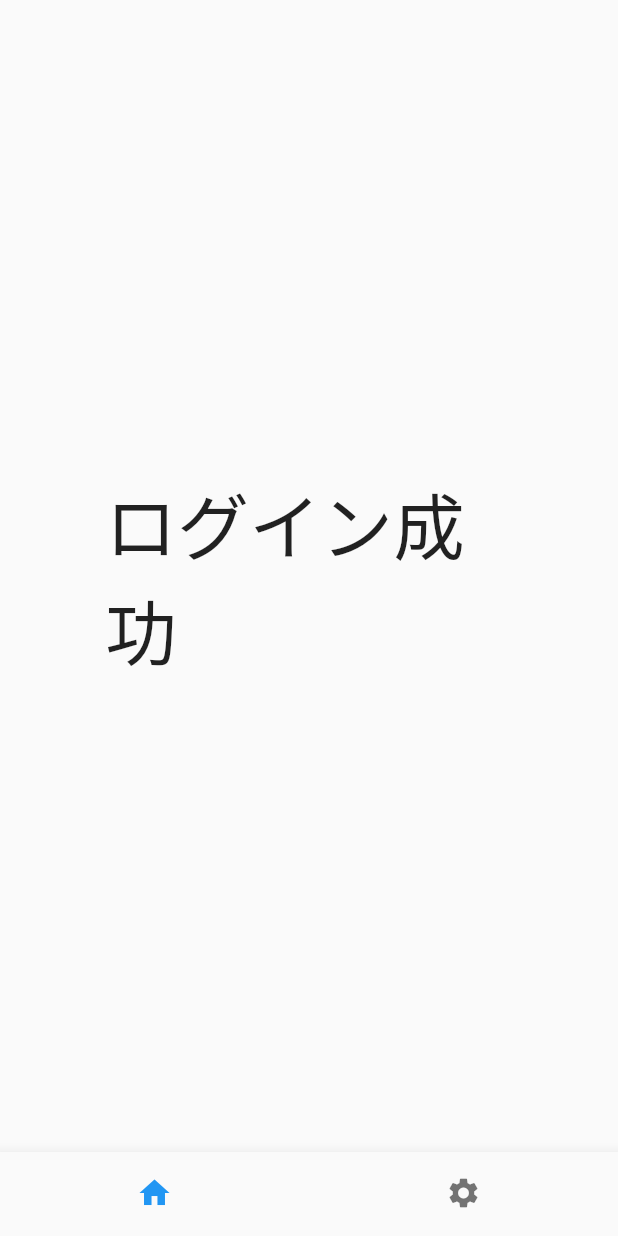
After one commit to SUGYKEN/flutter_mvvm_template, a Flutter app: the HomeScreen screen opened directly, on a phone screen of 412 x 824 dp. The commit adds this screen. Run offline on Flutter 3.47's test engine with Material 2 defaults, Android fonts, the phone set to English and light mode, and no system bars; Roboto replaces fonts that are missing (font名).

```diff
--- a/lib/mvvm/view/home_screen.dart
+++ b/lib/mvvm/view/home_screen.dart
@@ -1,4 +1,5 @@
 import 'package:flutter/material.dart';
+import 'package:mvvm_provider_template/mvvm/view/post/pages/post_page.dart';
 
 class HomeScreen extends StatefulWidget {
   const HomeScreen({Key? key}) : super(key: key);
@@ -15,6 +16,8 @@ class _HomeScreenState extends State<HomeScreen> {
   @override
   void initState() {
     _pages = [
+      const PostPage(),
+      const PostPage(),
     ];
     super.initState();
   }
@@ -33,7 +36,16 @@ class _HomeScreenState extends State<HomeScreen> {
             _currentIndex = index;
           });
         },
-        items: const [],
+        items: const [
+          BottomNavigationBarItem(
+            icon: Icon(Icons.home),
+            label:"POST",
+          ),
+          BottomNavigationBarItem(
+            icon: Icon(Icons.settings),
+            label:"POST2",
+          ),
+        ],
       ),
     );
   }
--- a/lib/mvvm/view/login/screens/login_screen.dart
+++ b/lib/mvvm/view/login/screens/login_screen.dart
@@ -27,7 +27,7 @@ class LoginScreen extends StatelessWidget {
               mainAxisAlignment: MainAxisAlignment.center,
               children: <Widget>[
                 // styleは外部に定義しています
-                const Text("ログイン完了", style: loginTitleTextStyle,
+                const Text("未ログイン", style: loginTitleTextStyle,
                 ),
                 IconButton(
                   icon: const Icon(Icons.login_outlined),
--- /dev/null
+++ b/lib/mvvm/view/post/pages/post_page.dart
@@ -0,0 +1,23 @@
+import 'package:flutter/material.dart';
+import 'package:mvvm_provider_template/style.dart';
+
+class PostPage extends StatelessWidget {
+  const PostPage({Key? key}) : super(key: key);
+
+  @override
+  Widget build(BuildContext context) {
+    return Scaffold(
+      body: Center(
+        child: Padding(
+          padding: const EdgeInsets.symmetric(horizontal: 70.0),
+          child: Column(
+            mainAxisAlignment: MainAxisAlignment.center,
+            children: const [
+              Text("ログイン成功", style: loginTitleTextStyle,)
+            ],
+          ),
+        ),
+      ),
+    );
+  }
+}
--- a/lib/mvvm/view_models/post_view_model.dart
+++ b/lib/mvvm/view_models/post_view_model.dart
@@ -50,6 +50,7 @@ class PostViewModel extends ChangeNotifier {
     isProcessing = true; // 状態を持ち
     notifyListeners(); // Viewに通知
     // Modelで何かしらの処理
+    // Repository からサーバーにPOSTメソッドを実行する、など。
     await postRepository.post(
         UserRepository.currentUser!,
         File("hoge/hoge"),
```
Also changed, not shown: lib/main.dart (+17 -95 lines), lib/mvvm/models/repository/user_repository.dart (+9 -8 lines).
